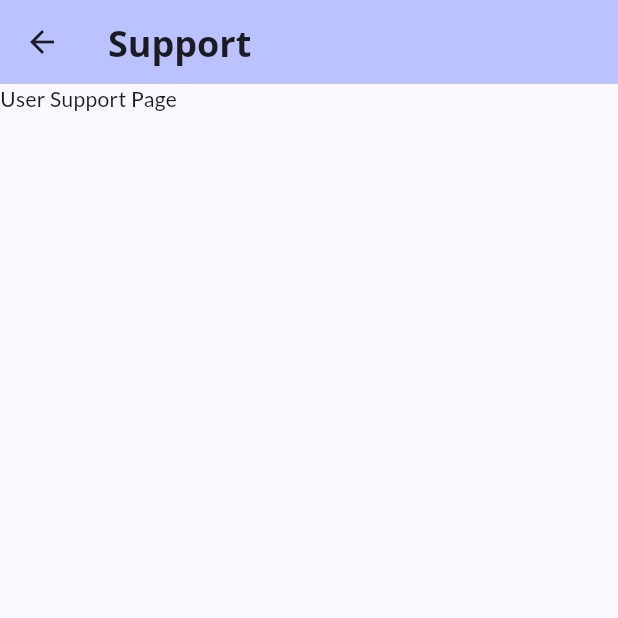
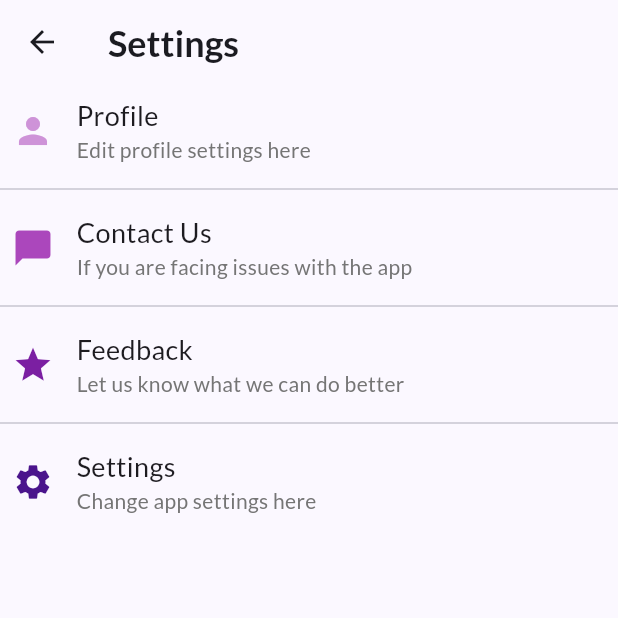
Before and after one commit to jamielfh/soen357-kapat, a Flutter app: the UserSupportPage screen opened directly, on a phone screen of 412 x 824 dp, the top half of it. Run offline on Flutter 3.47's test engine with Material 3 defaults, Android fonts, the phone set to English and light mode, and no system bars; our stand-ins replace getwidget, google_fonts, syncfusion_flutter_charts, syncfusion_flutter_gauges.

Commit message:
settings page

```diff
--- a/flutter/lib/usersupport/user_support.dart
+++ b/flutter/lib/usersupport/user_support.dart
@@ -1,5 +1,4 @@
 import 'package:flutter/material.dart';
-import 'package:google_fonts/google_fonts.dart';
 
 class UserSupportPage extends StatefulWidget {
   const UserSupportPage({super.key});
@@ -22,16 +21,77 @@ class _UserSupportPageState extends State<UserSupportPage> {
     // than having to individually change instances of widgets.
     return Scaffold(
         appBar: AppBar(
-        backgroundColor: Theme.of(context).colorScheme.inversePrimary,
-        title: Text(
-                "Support",
+        title: const Text(
+                "Settings",
                 style: TextStyle(
                   fontSize: 24,
-                  fontFamily: GoogleFonts.openSans().fontFamily,
                   fontWeight: FontWeight.bold),
             ),
         ),
-      body: Text("User Support Page")
+      body: ListView(
+        children: [
+          _SettingsRow(
+            context,
+            Icon(Icons.person, size: 28, color: Colors.purple.shade200),
+            "Profile",
+            "Edit profile settings here"
+          ),
+          const Divider(),
+          _SettingsRow(
+            context,
+            Icon(Icons.chat_bubble, size: 28, color: Colors.purple.shade400),
+            "Contact Us",
+            "If you are facing issues with the app"
+          ),
+          const Divider(),
+          _SettingsRow(
+            context,
+            Icon(Icons.star, size: 28, color: Colors.purple.shade700),
+            "Feedback",
+            "Let us know what we can do better"
+          ),
+          const Divider(),
+          _SettingsRow(
+            context,
+            Icon(Icons.settings, size: 28, color: Colors.purple.shade900),
+            "Settings",
+            "Change app settings here"
+          ),
+        ],
+      )
     );
   }
 }
+
+Widget _SettingsRow(BuildContext context, Icon icon, String text, String description) {
+  return Container(
+                padding: const EdgeInsets.all(8.0),
+                child: Column(
+                    crossAxisAlignment: CrossAxisAlignment.start,
+                    children: [
+                      Row(
+                          mainAxisAlignment: MainAxisAlignment.start,
+                          crossAxisAlignment: CrossAxisAlignment.center,
+                          children: [
+                            icon,
+                            Column(
+                              crossAxisAlignment: CrossAxisAlignment.start,
+                              children: [
+                                Padding(
+                                    padding: const EdgeInsets.symmetric(
+                                        horizontal: 15.0),
+                                    child: Text(
+                                        text,
+                                        style: const TextStyle(
+                                            fontSize: 18))),
+                                Padding(
+                                    padding: const EdgeInsets.symmetric(
+                                        horizontal: 15.0),
+                                    child: Text(
+                                        description,
+                                        style: TextStyle(
+                                            fontSize: 14, color: Colors.grey.shade600)))
+                            ]),
+                          ])
+                    ]));
+}
```
